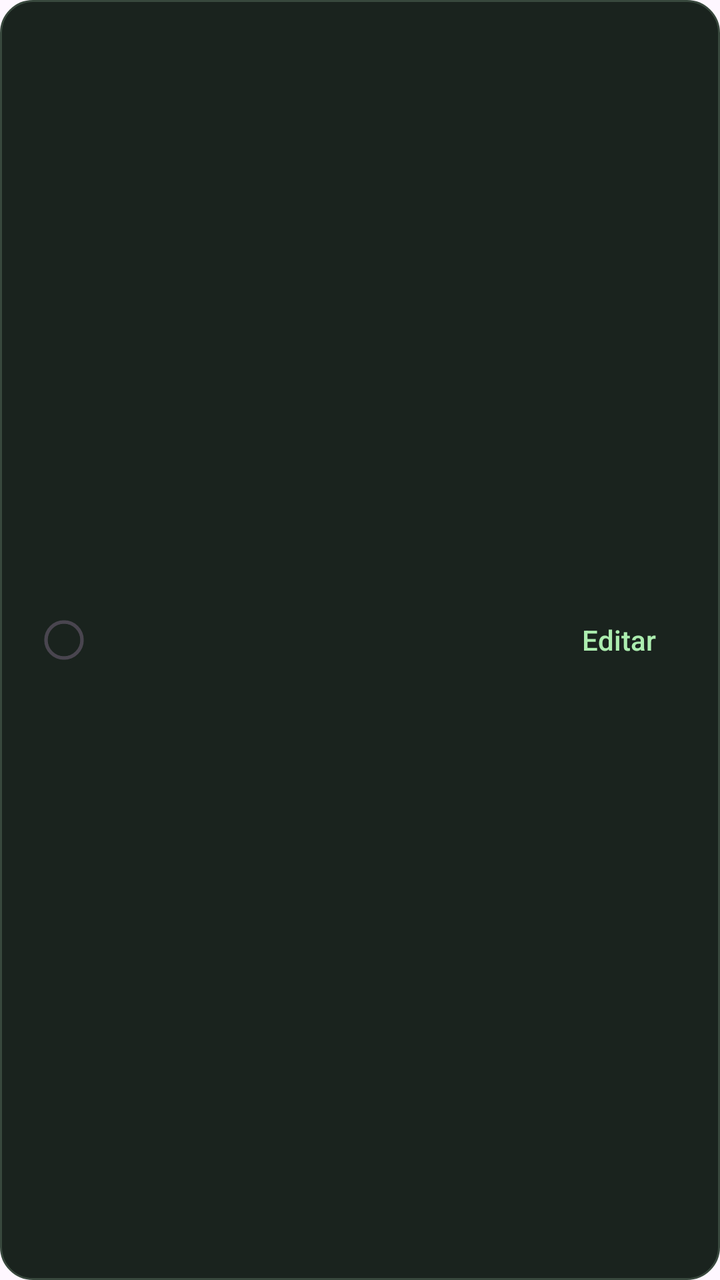
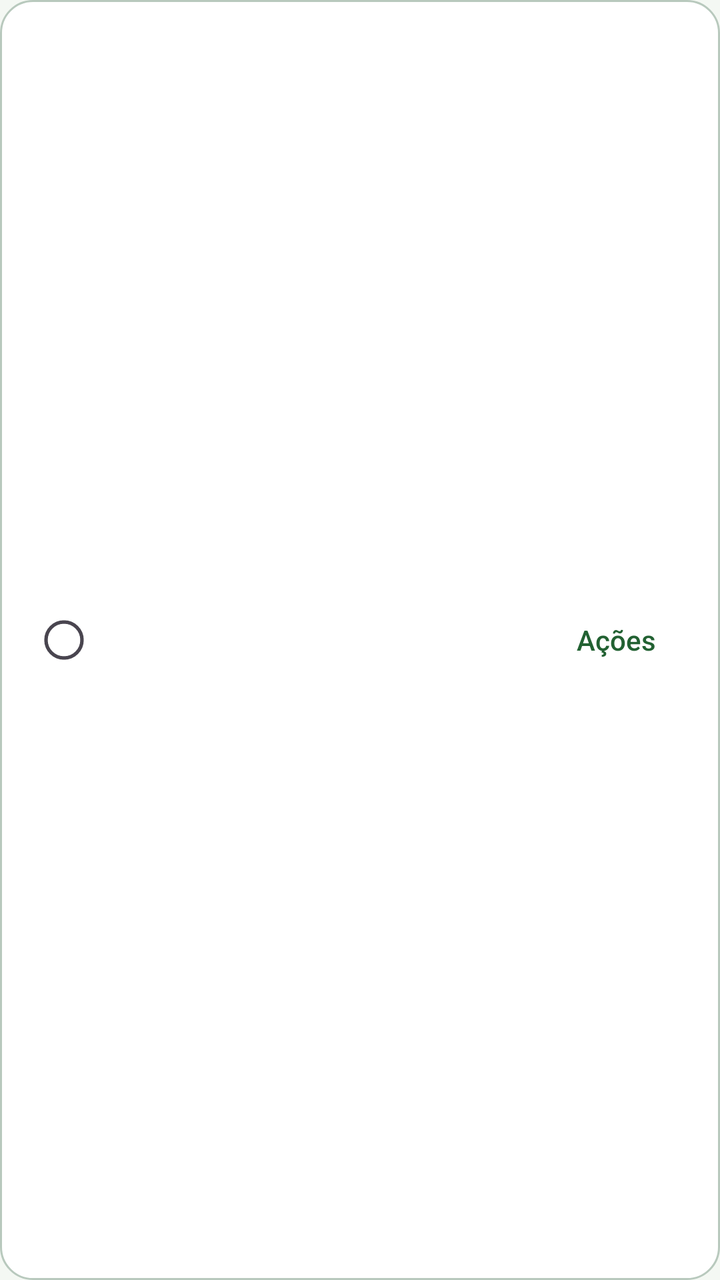

Compare the two renders of this Android layout. The source of the first and the diff that turns it into the second are given below.
<!-- AndroidManifest.xml: application theme Theme.ProjetoFaculdadeYourDay -->
<!-- res/layout/item_tarefa.xml -->
<LinearLayout
    xmlns:android="http://schemas.android.com/apk/res/android"
    android:layout_width="match_parent"
    android:layout_height="wrap_content"
    android:orientation="horizontal"
    android:gravity="center_vertical"
    android:layout_marginBottom="10dp"
    android:background="@drawable/cartao_agenda"
    android:paddingEnd="8dp"
    android:paddingStart="4dp"
    android:paddingTop="12dp"
    android:paddingBottom="12dp">
    <CheckBox
        android:id="@+id/checkTarefa"
        android:layout_width="48dp"
        android:layout_height="48dp"
        android:button="@drawable/check_tarefa"
        android:buttonTint="@null"
        android:layout_marginStart="4dp" />
    <LinearLayout
        android:layout_width="0dp"
        android:layout_height="wrap_content"
        android:layout_weight="1"
        android:layout_marginStart="8dp"
        android:orientation="vertical">
        <TextView
            android:id="@+id/textNomeTarefa"
            android:layout_width="match_parent"
            android:layout_height="wrap_content"
            android:textColor="#FFFFFF"
            android:textSize="18sp"
            android:textStyle="bold" />
        <TextView
            android:id="@+id/textHorarioTarefa"
            android:layout_width="match_parent"
            android:layout_height="wrap_content"
            android:layout_marginTop="4dp"
            android:textColor="@color/texto_secundario"
            android:textSize="14sp" />
        <TextView
            android:id="@+id/textStatusTarefa"
            android:layout_width="match_parent"
            android:layout_height="wrap_content"
            android:layout_marginTop="4dp"
            android:textColor="@color/texto_secundario"
            android:textSize="14sp" />
        <TextView
            android:layout_width="match_parent"
            android:layout_height="wrap_content"
            android:id="@+id/textPrioridade"
            android:textSize="13sp"
            android:layout_marginTop="3dp" />
    </LinearLayout>
    <Button
        android:id="@+id/btnEditarTarefa"
        style="?android:attr/borderlessButtonStyle"
        android:layout_width="wrap_content"
        android:layout_height="wrap_content"
        android:minWidth="56dp"
        android:minHeight="48dp"
        android:text="Editar"
        android:textAllCaps="false"
        android:textColor="@color/agenda_verde" />
</LinearLayout>
<!-- resources referenced by this layout -->
<resources>
  <color name="agenda_verde">#ACEDAF</color>
  <color name="texto_secundario">#C2CEC4</color>
  <!-- drawable cartao_agenda (drawable) -->
  <shape xmlns:android="http://schemas.android.com/apk/res/android" android:shape="rectangle">
      <solid android:color="@color/agenda_painel" />
      <corners android:radius="16dp" />
      <stroke android:width="1dp" android:color="@color/agenda_borda" />
  </shape>
  <!-- drawable check_tarefa (drawable) -->
  <selector xmlns:android="http://schemas.android.com/apk/res/android">
      <item android:state_checked="true" android:drawable="@drawable/check_concluido" />
      <item android:drawable="@drawable/check_pendente" />
  </selector>
  <style name="Theme.ProjetoFaculdadeYourDay" parent="Base.Theme.ProjetoFaculdadeYourDay" />
  <color name="agenda_painel">#1A231E</color>
  <color name="agenda_borda">#38483D</color>
  <!-- drawable check_concluido (drawable) -->
  <vector
      xmlns:android="http://schemas.android.com/apk/res/android"
      android:width="24dp"
      android:height="24dp"
      android:viewportWidth="24"
      android:viewportHeight="24">
      <path
          android:fillColor="@color/agenda_verde"
          android:pathData="M12,2a10,10 0,1 0,0 20a10,10 0,1 0,0 -20" />
      <path
          android:strokeColor="@color/agenda_tinta"
          android:strokeWidth="2"
          android:strokeLineCap="round"
          android:strokeLineJoin="round"
          android:pathData="M7.5,12l3,3l6,-6" />
  </vector>
  <!-- drawable check_pendente (drawable) -->
  <vector
      xmlns:android="http://schemas.android.com/apk/res/android"
      android:width="24dp"
      android:height="24dp"
      android:viewportWidth="24"
      android:viewportHeight="24">
      <path
          android:strokeColor="@color/texto_secundario"
          android:strokeWidth="1.75"
          android:pathData="M12,3a9,9 0,1 0,0 18a9,9 0,1 0,0 -18" />
  </vector>
  <style name="Base.Theme.ProjetoFaculdadeYourDay" parent="Theme.Material3.DayNight.NoActionBar">
          
          
      </style>
  <color name="agenda_tinta">#102116</color>
</resources>

<!-- the commit's change to res/layout/item_tarefa.xml (unified diff, before → after) -->
@@ -27,7 +27,7 @@
             android:id="@+id/textNomeTarefa"
             android:layout_width="match_parent"
             android:layout_height="wrap_content"
-            android:textColor="#FFFFFF"
+            android:textColor="@color/agenda_texto"
             android:textSize="18sp"
             android:textStyle="bold" />
         <TextView
@@ -52,13 +52,13 @@
             android:layout_marginTop="3dp" />
     </LinearLayout>
     <Button
-        android:id="@+id/btnEditarTarefa"
+        android:id="@+id/acoesTarefa"
         style="?android:attr/borderlessButtonStyle"
         android:layout_width="wrap_content"
         android:layout_height="wrap_content"
         android:minWidth="56dp"
         android:minHeight="48dp"
-        android:text="Editar"
+        android:text="@string/acoes"
         android:textAllCaps="false"
         android:textColor="@color/agenda_verde" />
 </LinearLayout>
<!-- resource entries referenced after the edit -->
@@ -1,7 +1,8 @@
 <!-- resources referenced by this layout -->
 <resources>
-  <color name="agenda_verde">#ACEDAF</color>
-  <color name="texto_secundario">#C2CEC4</color>
+  <color name="agenda_texto">#15271B</color>
+  <color name="agenda_verde">#226132</color>
+  <color name="texto_secundario">#42594A</color>
   <!-- drawable cartao_agenda (drawable) -->
   <shape xmlns:android="http://schemas.android.com/apk/res/android" android:shape="rectangle">
       <solid android:color="@color/agenda_painel" />
@@ -13,9 +14,17 @@
       <item android:state_checked="true" android:drawable="@drawable/check_concluido" />
       <item android:drawable="@drawable/check_pendente" />
   </selector>
-  <style name="Theme.ProjetoFaculdadeYourDay" parent="Base.Theme.ProjetoFaculdadeYourDay" />
-  <color name="agenda_painel">#1A231E</color>
-  <color name="agenda_borda">#38483D</color>
+  <string name="acoes">Ações</string>
+  <style name="Theme.ProjetoFaculdadeYourDay" parent="Base.Theme.ProjetoFaculdadeYourDay">
+          <item name="colorPrimary">@color/agenda_verde</item>
+          <item name="colorOnPrimary">@color/agenda_tinta</item>
+          <item name="colorSecondary">@color/agenda_verde</item>
+          <item name="colorAccent">@color/agenda_verde</item>
+          <item name="android:colorAccent">@color/agenda_verde</item>
+          <item name="android:windowBackground">@color/agenda_fundo</item>
+      </style>
+  <color name="agenda_painel">#FFFFFF</color>
+  <color name="agenda_borda">#B8C9BD</color>
   <!-- drawable check_concluido (drawable) -->
   <vector
       xmlns:android="http://schemas.android.com/apk/res/android"
@@ -45,10 +54,8 @@
           android:strokeWidth="1.75"
           android:pathData="M12,3a9,9 0,1 0,0 18a9,9 0,1 0,0 -18" />
   </vector>
-  <style name="Base.Theme.ProjetoFaculdadeYourDay" parent="Theme.Material3.DayNight.NoActionBar">
-          
-          
-      </style>
-  <color name="agenda_tinta">#102116</color>
+  <style name="Base.Theme.ProjetoFaculdadeYourDay" parent="Theme.Material3.DayNight.NoActionBar" />
+  <color name="agenda_tinta">#FFFFFF</color>
+  <color name="agenda_fundo">#F4F8F3</color>
 </resources>
 
